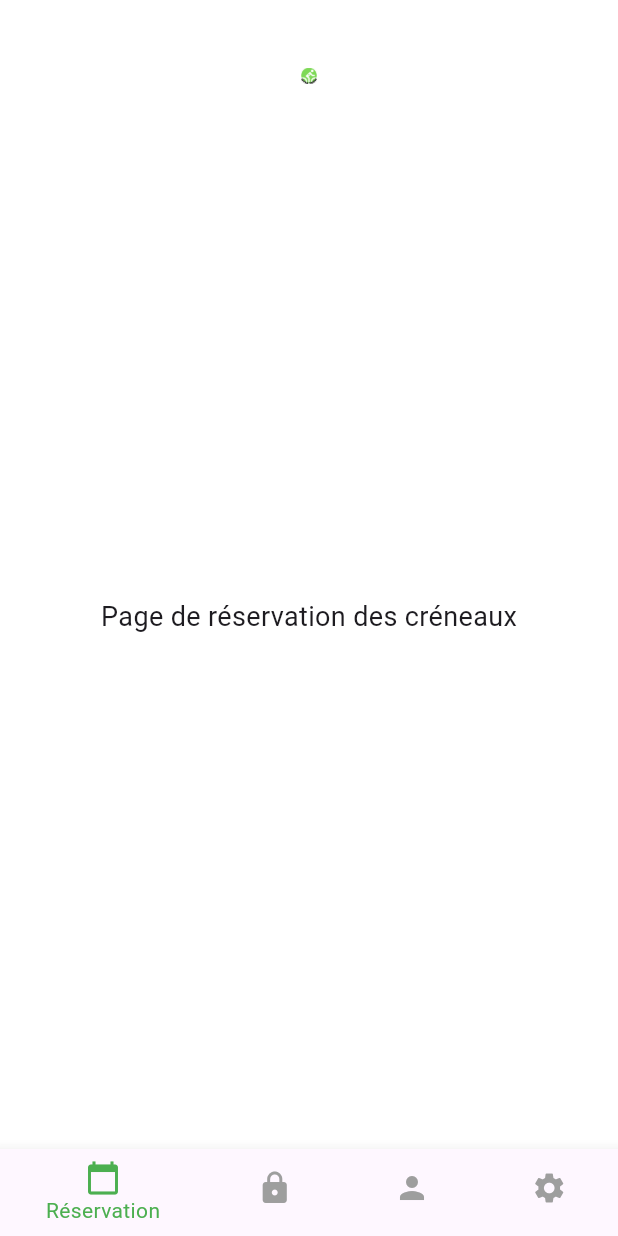
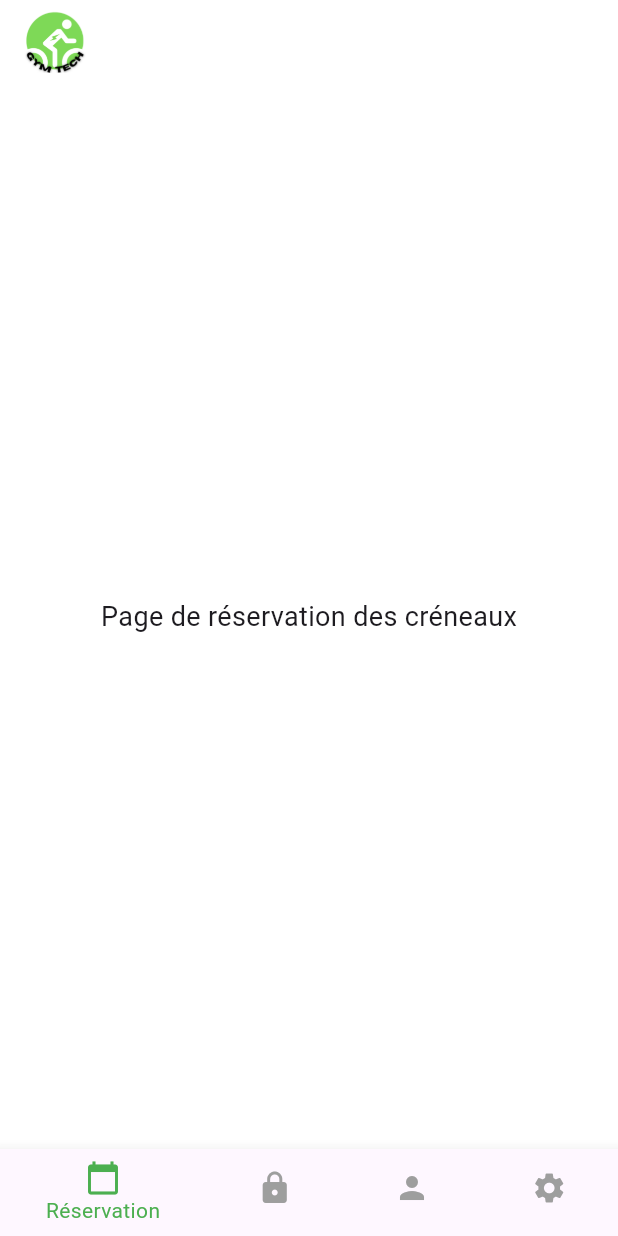
Before and after one commit to enzo-mensier/GymTech, a Flutter app: the screen it shows after launch, on a phone screen of 412 x 824 dp. Run offline on Flutter 3.47's test engine with Material 3 defaults, Android fonts, the phone set to English and light mode, and no system bars.

Commit message:
Add animation

```diff
--- a/lib/main.dart
+++ b/lib/main.dart
@@ -1,21 +1,21 @@
 import 'package:flutter/material.dart';
 
-// Point d'entrée principal de l'application
 void main() {
   runApp(GymTechApp());
 }
 
-// Définition de l'application GymTech en tant que StatefulWidget
 class GymTechApp extends StatefulWidget {
   @override
   _GymTechAppState createState() => _GymTechAppState();
 }
 
-class _GymTechAppState extends State<GymTechApp> {
-  // Index de la page actuellement sélectionnée
+class _GymTechAppState extends State<GymTechApp> with SingleTickerProviderStateMixin {
   int _selectedIndex = 0;
+  bool _isLoading = true;
+  double _xPosition = 0;
+  late double _screenWidth;
+  late double _screenHeight;
 
-  // Liste des pages de l'application affichées dans le corps de l'interface
   static const List<Widget> _pages = <Widget>[
     Center(child: Text('Page de réservation des créneaux', style: TextStyle(fontSize: 18))),
     Center(child: Text('Accès aux vestiaires et numéros de casier', style: TextStyle(fontSize: 18))),
@@ -23,39 +23,123 @@ class _GymTechAppState extends State<GymTechApp> {
     Center(child: Text('Paramètres', style: TextStyle(fontSize: 18))),
   ];
 
-  // Fonction appelée lorsqu'un élément de la barre de navigation est sélectionné
   void _onItemTapped(int index) {
     setState(() {
       _selectedIndex = index;
     });
   }
 
+  // Calcul de la taille du logo d'animation en fonction de la taille de l'écran
+  double _calculateAnimationLogoSize() {
+    // Utilise 20% de la plus petite dimension de l'écran
+    double minScreenDimension = _screenWidth < _screenHeight ? _screenWidth : _screenHeight;
+    return minScreenDimension * 0.4;
+  }
+
+  // Calcul de la taille du logo final en fonction de la taille de l'écran
+  double _calculateFinalLogoSize() {
+    return _calculateAnimationLogoSize() / 4;
+  }
+
+  // Position initiale du logo (hors écran à gauche)
+  double _getInitialPosition() {
+    return -_calculateAnimationLogoSize() * 1.5;
+  }
+
+  // Position centrale du logo
+  double _getCenterPosition() {
+    return (_screenWidth - _calculateAnimationLogoSize()) / 2;
+  }
+
+  // Position finale du logo (hors écran à droite)
+  double _getFinalPosition() {
+    return _screenWidth + _calculateAnimationLogoSize() * 1.5;
+  }
+
+  @override
+  void initState() {
+    super.initState();
+
+    // La séquence d'animation sera initialisée dans didChangeDependencies
+  }
+
+  @override
+  void didChangeDependencies() {
+    super.didChangeDependencies();
+
+    // Récupération des dimensions de l'écran
+    _screenWidth = MediaQuery.of(context).size.width;
+    _screenHeight = MediaQuery.of(context).size.height;
+
+    // Initialisation de la position de départ
+    _xPosition = _getInitialPosition();
+
+    // Séquence d'animation
+    Future.delayed(Duration(milliseconds: 200), () {
+      // Logo arrive au centre
+      setState(() {
+        _xPosition = _getCenterPosition();
+      });
+    });
+
+    Future.delayed(Duration(milliseconds: 1800), () {
+      // Logo sort par la droite
+      setState(() {
+        _xPosition = _getFinalPosition();
+      });
+    });
+
+    Future.delayed(Duration(milliseconds: 4400), () {
+      // Affichage de l'interface principale
+      setState(() {
+        _isLoading = false;
+      });
+    });
+  }
+
   @override
   Widget build(BuildContext context) {
+    double animationLogoSize = _calculateAnimationLogoSize();
+    double finalLogoSize = _calculateFinalLogoSize();
+
     return MaterialApp(
-      theme: ThemeData(primarySwatch: Colors.green), // Définition du thème de l'application
+      theme: ThemeData(primarySwatch: Colors.green),
       home: Scaffold(
-        // Définit l'arrière-plan en blanc
         backgroundColor: Colors.white,
-        // Barre d'application avec logo centré
         appBar: AppBar(
-          backgroundColor: Colors.white, // Met aussi l'AppBar en blanc
-          elevation: 0, // Supprime l'ombre pour un effet plus propre
-          automaticallyImplyLeading: false, // Suppression du titre par défaut
-          flexibleSpace: Padding(
-            padding: EdgeInsets.only(top: 45), // Ajout d'un espace en haut
-            child: Align(
-              alignment: Alignment.topCenter, // Centrage horizontal de l'image
-              child: Image.asset(
-                'assets/gymtech-logo.png',
-                fit: BoxFit.contain, // Conservation des proportions originales de l'image
+          backgroundColor: Colors.white,
+          elevation: 0,
+          automaticallyImplyLeading: false,
+          title: !_isLoading
+              ? Container(
+            width: finalLogoSize,
+            height: finalLogoSize,
+            child: Image.asset(
+              'assets/gymtech-logo.png',
+              fit: BoxFit.contain,
+            ),
+          )
+              : null,
+        ),
+        body: Stack(
+          children: [
+            if (_isLoading)
+              AnimatedPositioned(
+                duration: Duration(milliseconds: 800),
+                curve: Curves.easeInOut,
+                left: _xPosition,
+                top: (_screenHeight - animationLogoSize) / 2.5,
+                child: Image.asset(
+                  'assets/gymtech-logo.png',
+                  width: animationLogoSize,
+                  height: animationLogoSize,
+                  fit: BoxFit.contain,
+                ),
               ),
-            ),
-          ),
+            if (!_isLoading)
+              _pages[_selectedIndex],
+          ],
         ),
-        // Contenu principal de la page basé sur l'index sélectionné
-        body: _pages[_selectedIndex],
-        // Barre de navigation inférieure permettant de naviguer entre les pages
         bottomNavigationBar: BottomNavigationBar(
           items: const <BottomNavigationBarItem>[
             BottomNavigationBarItem(icon: Icon(Icons.calendar_today), label: 'Réservation'),
@@ -63,10 +147,10 @@ class _GymTechAppState extends State<GymTechApp> {
             BottomNavigationBarItem(icon: Icon(Icons.person), label: 'Utilisateur'),
             BottomNavigationBarItem(icon: Icon(Icons.settings), label: 'Paramètres'),
           ],
-          currentIndex: _selectedIndex, // Page actuellement sélectionnée
-          selectedItemColor: Colors.green, // Couleur de l'élément sélectionné
-          unselectedItemColor: Colors.grey, // Couleur des éléments non sélectionnés
-          onTap: _onItemTapped, // Gestion du changement de page
+          currentIndex: _selectedIndex,
+          selectedItemColor: Colors.green,
+          unselectedItemColor: Colors.grey,
+          onTap: _onItemTapped,
         ),
       ),
     );
```
Also changed, not shown: assets/cmd-git.png.
